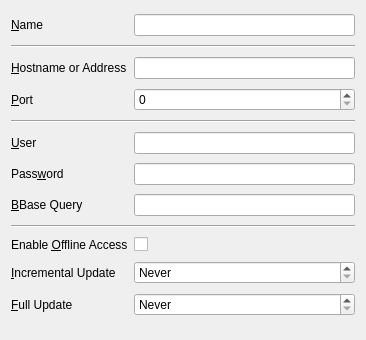
The window that settingswidget.ui (kolab-groupware/akonadi-ldap-resource) describes before a commit, drawn with Qt 5.
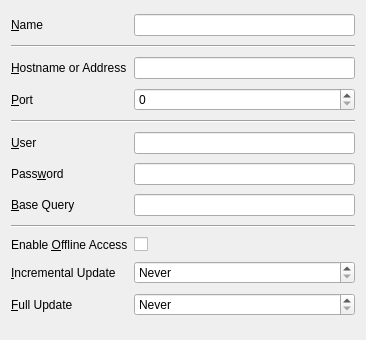
The same window after the commit. Custom widgets are drawn as their Qt base class.

What changed in the file:
```diff
--- a/settingswidget.ui
+++ b/settingswidget.ui
@@ -157,7 +157,7 @@
    <item row="7" column="0">
     <widget class="QLabel" name="label_5">
      <property name="text">
-      <string>&amp;BBase Query</string>
+      <string>&amp;Base Query</string>
      </property>
      <property name="buddy">
       <cstring>kcfg_ldapdn</cstring>
```
